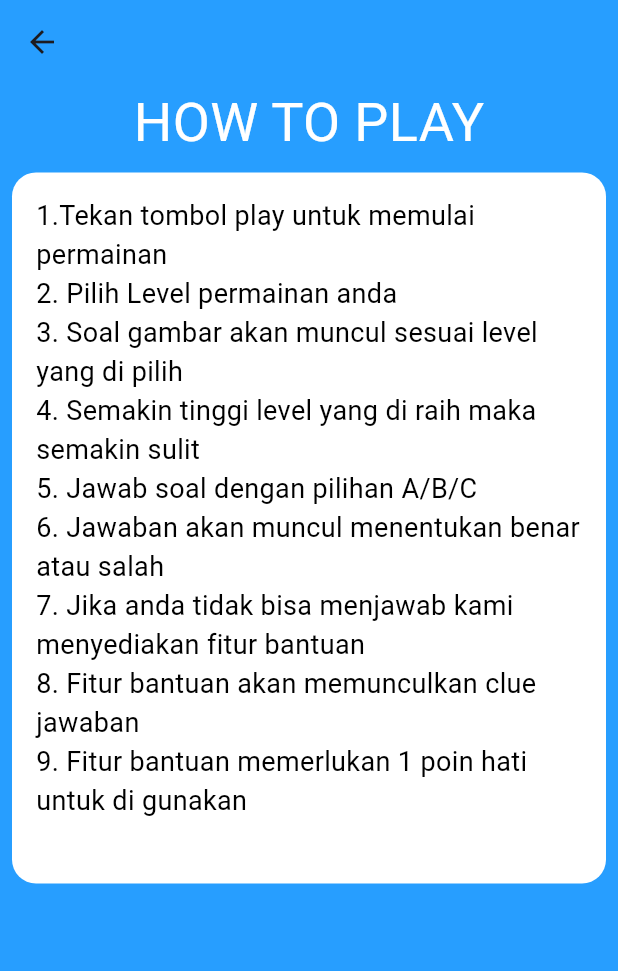
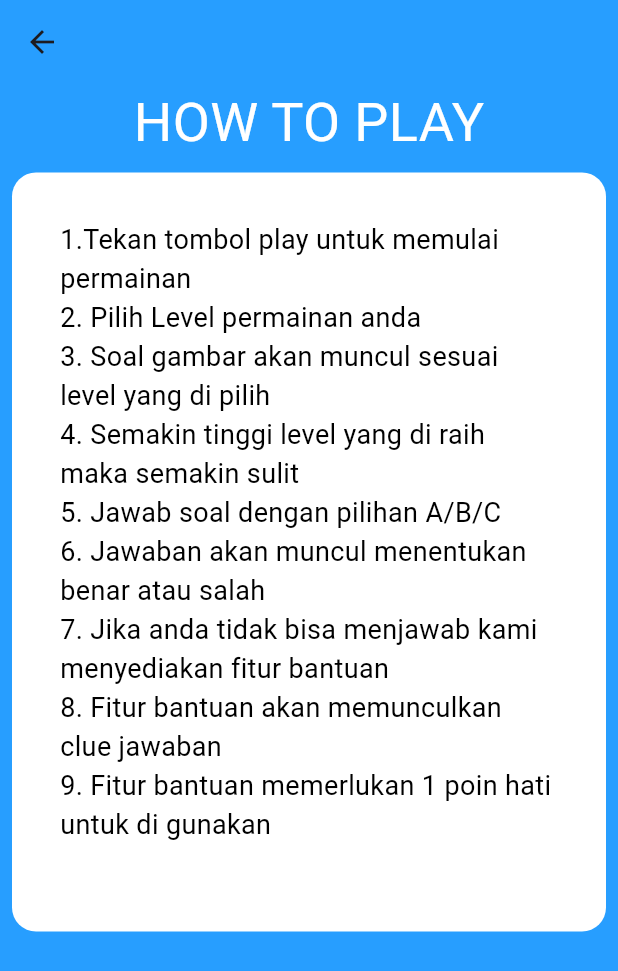
Before and after one commit to Devdit/guess_what, a Flutter app: the screen it shows after launch, after a tap on "How To Play", on a phone screen of 412 x 824 dp. Shown: the top 971 px of the screen. Run offline on Flutter 3.47's test engine with Material 3 defaults, Android fonts, the phone set to English and light mode, and no system bars; Roboto replaces fonts that are missing (kodchasan).

Commit message:
feat(frontend): remove unused code

```diff
--- a/lib/component/locked_button.dart
+++ b/lib/component/locked_button.dart
@@ -1,7 +1,6 @@
 // ignore_for_file: sort_child_properties_last, non_constant_identifier_names, prefer_const_constructors
 
 import 'package:flutter/material.dart';
-import 'package:guess_what/component/color.dart';
 import 'package:guess_what/component/font.dart';
 
 class LockedButton extends StatelessWidget {
--- a/lib/component/main_button.dart
+++ b/lib/component/main_button.dart
@@ -3,7 +3,6 @@
   import 'package:flutter/material.dart';
   import 'package:guess_what/component/color.dart';
   import 'package:guess_what/component/font.dart';
-  import 'package:guess_what/pages/dummy.dart';
 
   class MainButton extends StatelessWidget {
     final String buttonText;
--- a/lib/component/small_locked_button.dart
+++ b/lib/component/small_locked_button.dart
@@ -1,7 +1,6 @@
 // ignore_for_file: sort_child_properties_last, non_constant_identifier_names, prefer_const_constructors
 
 import 'package:flutter/material.dart';
-import 'package:guess_what/component/color.dart';
 import 'package:guess_what/component/font.dart';
 
 class SmallLockedButton extends StatelessWidget {
--- a/lib/main.dart
+++ b/lib/main.dart
@@ -1,7 +1,6 @@
 // ignore_for_file: prefer_const_constructors
 
 import 'package:flutter/material.dart';
-import 'package:guess_what/pages/dummy.dart';
 import 'package:guess_what/pages/how_to.dart';
 import 'package:guess_what/pages/landing_page.dart';
 import 'package:guess_what/pages/level.dart';
--- a/lib/pages/how_to.dart
+++ b/lib/pages/how_to.dart
@@ -24,7 +24,7 @@ class HowToPage extends StatelessWidget {
           Padding(
             padding: const EdgeInsets.all(8.0),
             child: Container(
-              padding: EdgeInsets.all(16),
+              padding: EdgeInsets.all(32),
               decoration: BoxDecoration(
                 color: Colors.white,
                 borderRadius: BorderRadius.circular(16)
--- a/lib/pages/landing_page.dart
+++ b/lib/pages/landing_page.dart
@@ -14,10 +14,14 @@ class LandingPage extends StatelessWidget {
       body: Column(
         mainAxisAlignment: MainAxisAlignment.spaceAround,
         children: [
-          CircleAvatar(
-            child: Image.asset("images/logo1.png", fit: BoxFit.cover),
-            radius: 50,
-
+          Container(
+            width: 130,
+            height: 150,
+            decoration: BoxDecoration(
+              shape: BoxShape.circle,
+              image: DecorationImage(
+                  image: AssetImage('images/logo1.png'), fit: BoxFit.fill),
+            ),
           ),
           Column(
             children: [
--- a/lib/pages/level.dart
+++ b/lib/pages/level.dart
@@ -3,7 +3,6 @@
 import 'package:flutter/material.dart';
 import 'package:guess_what/component/color.dart';
 import 'package:guess_what/component/font.dart';
-import 'package:guess_what/component/locked_button.dart';
 import 'package:guess_what/component/small_button.dart';
 import 'package:guess_what/component/small_locked_button.dart';
 
--- a/pubspec.yaml
+++ b/pubspec.yaml
@@ -9,9 +9,6 @@ environment:
 dependencies:
   flutter:
     sdk: flutter
-  firebase_core: ^2.31.1
-  firebase_database: ^10.5.6
-  cloud_firestore: ^4.17.4
 
 dev_dependencies:
   flutter_test:
```
Also changed, not shown: pubspec.lock, 7 other files.
